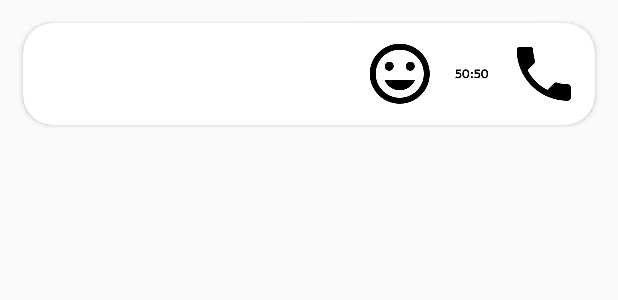
After one commit to FalsyQuiz/FalsyQuiz, an Android app: the layout game_card.xml on its own in the app's theme, with its tools: preview values and no code run, on a phone screen of 412 x 824 dp. The commit adds this screen. Shown: the top 300 px of the screen. Run offline under Robolectric (Android 15) with nearby library versions, the phone set to English and light mode, and no system bars.

Commit message:
FalsyQuiz-85: Create Result Activity.

```diff
--- a/app/src/main/java/hu/falsyquiz/falsyquiz/Activities/QuestionActivity.java
+++ b/app/src/main/java/hu/falsyquiz/falsyquiz/Activities/QuestionActivity.java
@@ -278,6 +278,7 @@ public class QuestionActivity extends AbstractActivity implements GameReferee.Ga
     public void gameOver() {
         songPlayer.stop();
         actions.stopSound();
+        dataManager.createGame(gameReferee.getGame());
         Intent intent = new Intent(this, GameOverActivity.class);
         intent.putExtra(GameOverActivity.EXTRA_GAMER_KEY, gameReferee.getGame());
         clearAndStartActivity(intent);
--- a/app/src/main/java/hu/falsyquiz/falsyquiz/DataPersister/Entities/Managers/DataManager.java
+++ b/app/src/main/java/hu/falsyquiz/falsyquiz/DataPersister/Entities/Managers/DataManager.java
@@ -95,6 +95,7 @@ public class DataManager {
      * @game The game to be inserted.
      */
     public void createGame(Game game) {
+        game.setId(null);
         Long id = databaseManager.insertGame(game);
         game.setId(id);
     }
--- /dev/null
+++ b/app/src/main/res/layout/game_card.xml
@@ -0,0 +1,51 @@
+<?xml version="1.0" encoding="utf-8"?>
+<android.support.v7.widget.CardView
+    xmlns:android="http://schemas.android.com/apk/res/android"
+    android:layout_width="match_parent"
+    android:layout_height="wrap_content"
+    xmlns:card_view="http://schemas.android.com/apk/res-auto"
+    android:foreground="?android:attr/selectableItemBackground"
+    card_view:cardCornerRadius="@dimen/codeCard_cornerRadius"
+    android:layout_margin="@dimen/gameCard_margin_All"
+    android:clickable="true">
+
+    <RelativeLayout
+        android:layout_width="match_parent"
+        android:layout_height="match_parent"
+        android:padding="@dimen/gameCard_paddingAll">
+
+        <TextView
+            android:id="@+id/gameCard_result_text"
+            android:layout_width="wrap_content"
+            android:layout_height="wrap_content" />
+
+        <TextView
+            android:id="@+id/gameCard_num_of_questions_text"
+            android:layout_width="wrap_content"
+            android:layout_height="wrap_content"
+            android:layout_below="@id/gameCard_result_text"/>
+
+        <ImageView
+            android:id="@+id/gameCard_phoneIcon"
+            android:layout_width="wrap_content"
+            android:layout_height="wrap_content"
+            android:src="@mipmap/ic_call_black_48dp"
+            android:layout_alignParentRight="true"/>
+
+        <ImageView
+            android:id="@+id/gameCard_fiftyIcon"
+            android:layout_width="wrap_content"
+            android:layout_height="wrap_content"
+            android:src="@mipmap/ic_shortcut_5050"
+            android:layout_toLeftOf="@id/gameCard_phoneIcon"/>
+
+        <ImageView
+            android:id="@+id/gameCard_surpriseIcon"
+            android:layout_width="wrap_content"
+            android:layout_height="wrap_content"
+            android:src="@mipmap/ic_insert_emoticon_black_48dp"
+            android:layout_toLeftOf="@id/gameCard_fiftyIcon"/>
+
+    </RelativeLayout>
+
+</android.support.v7.widget.CardView>
--- a/app/src/main/res/values/dimens.xml
+++ b/app/src/main/res/values/dimens.xml
@@ -15,4 +15,7 @@
     <dimen name="gameOverActivity_picture_topMargin">20dp</dimen>
     <dimen name="questionActivity_questionText_bottomMargin">40dp</dimen>
     <dimen name="splashActivity_logo_size">200dp</dimen>
+    <dimen name="codeCard_cornerRadius">20dp</dimen>
+    <dimen name="gameCard_margin_All">15dp</dimen>
+    <dimen name="gameCard_paddingAll">10dp</dimen>
 </resources>
--- a/app/src/main/res/values/strings.xml
+++ b/app/src/main/res/values/strings.xml
@@ -11,6 +11,8 @@
     <string name="gameOverActivity_percentageText">Annak a valószínűsége, hogy sikeresen teljesíted a PTI szakot: </string>
     <string name="gameOverActivity_win_text">Gratulálunk!! :)</string>
     <string name="permissionDeniedActivity_permissionDenied_text">FalsyQuiz needs permissions to work!</string>
+    <string name="gameCard_looseText">Vesztett :(</string>
+    <string name="gameCard_winText">Nyert :)</string>
 
     <string-array name="correctAnswer_text_array">
         <item>Helyes válasz!</item>
```
Also changed, not shown: app/build.gradle (+9 -0 lines), app/src/main/AndroidManifest.xml (+5 -3 lines), app/src/main/java/hu/falsyquiz/falsyquiz/Activities/ResultsActivity.java (+24 -1 lines), app/src/main/java/hu/falsyquiz/falsyquiz/Adapters/GameAdapter.java (added, +103 -0 lines), app/src/main/res/layout/activity_results.xml (+12 -3 lines).
